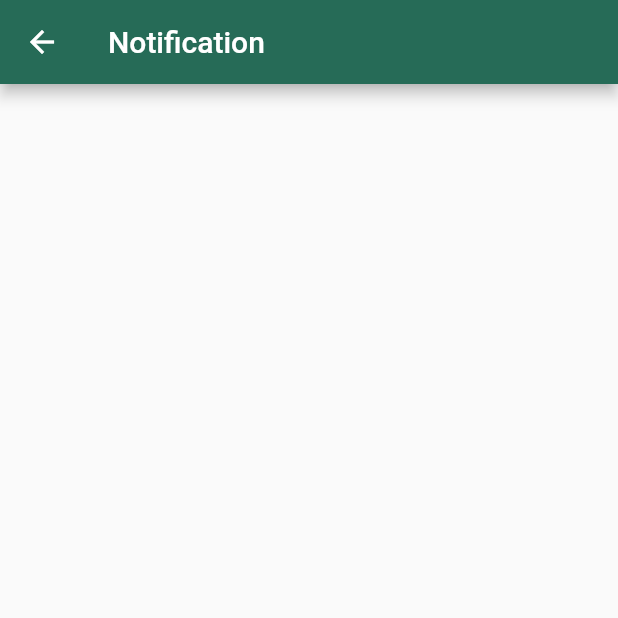
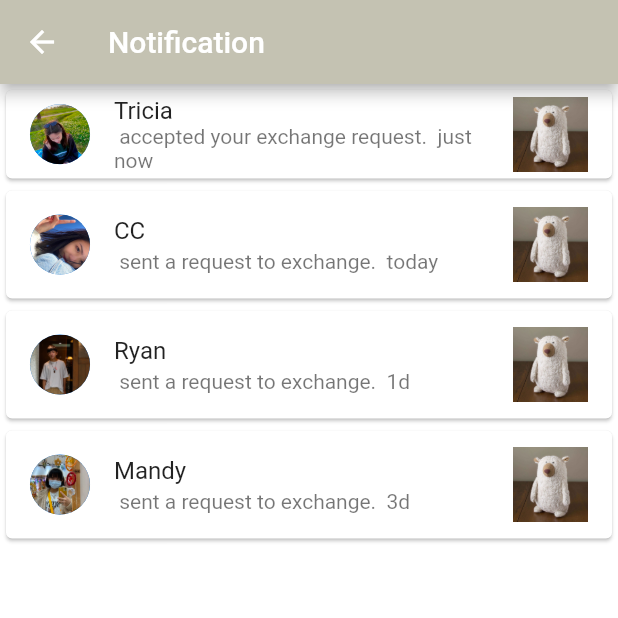
Before and after one commit to ZylDa/Swap, a Flutter app: the ExchangeScreen screen opened directly, after a tap on the "notification add" icon, on a phone screen of 412 x 824 dp, the top half of it. Run offline on Flutter 3.47's test engine with Material 2 defaults, Android fonts, the phone set to English and light mode, and no system bars; our stand-ins replace card_swiper, carousel_slider, image_picker, shared_preferences; missing offline and left inert: mongo_dart; accounts and stored records are empty; key blocks and very long unbroken strings in the code were emptied for the run.

Commit message:
’10/6’

```diff
--- a/lib/exchange_screen.dart
+++ b/lib/exchange_screen.dart
@@ -1,4 +1,5 @@
 import 'package:flutter/material.dart';
+import 'package:swap/notification.dart';
 
 class ExchangeScreen extends StatefulWidget {
   const ExchangeScreen({super.key});
@@ -32,12 +33,7 @@ class _ExchangeScreenState extends State<ExchangeScreen> {
                 context,
                 MaterialPageRoute<void>(
                   builder: (BuildContext context) {
-                    return Scaffold(
-                      appBar: AppBar(
-                        backgroundColor: const Color.fromARGB(255, 38, 107, 87),
-                        title: const Text('Notification'),
-                      ),
-                    );
+                    return NotificationWidget();
                   },
                 ),
               );
--- a/lib/notification.dart
+++ b/lib/notification.dart
@@ -0,0 +1,141 @@
+import 'package:flutter/material.dart';
+
+class Notification {
+  final String userName;
+  final String userAvatar;
+  final String exchangeStatus;
+  final String itemPhoto;
+  final String timeAgo;
+
+  Notification({
+    required this.userName,
+    required this.userAvatar,
+    required this.exchangeStatus,
+    required this.itemPhoto,
+    required this.timeAgo,
+  });
+}
+
+class NotificationWidget extends StatefulWidget {
+  @override
+  _NotificationWidgetState createState() => _NotificationWidgetState();
+}
+
+class _NotificationWidgetState extends State<NotificationWidget> {
+  List<Notification> notifications = [
+    Notification(
+      userName: "Tricia",
+      userAvatar: "assets/images/tricia.png",
+      exchangeStatus: " accepted your exchange request. ",
+      itemPhoto: "assets/images/doll.png",
+      timeAgo: "just now",
+    ),
+    Notification(
+      userName: "CC",
+      userAvatar: "assets/images/athena.png",
+      exchangeStatus: " sent a request to exchange. ",
+      itemPhoto: "assets/images/doll.png",
+      timeAgo: "today",
+    ),
+    Notification(
+      userName: "Ryan",
+      userAvatar: "assets/images/ryan.png",
+      exchangeStatus: " sent a request to exchange. ",
+      itemPhoto: "assets/images/doll.png",
+      timeAgo: "1d",
+    ),
+    Notification(
+      userName: "Mandy",
+      userAvatar: "assets/images/mandy.png",
+      exchangeStatus: " sent a request to exchange. ",
+      itemPhoto: "assets/images/doll.png",
+      timeAgo: "3d",
+    ),
+  ];
+
+  // Method to add new notifications
+  void addNotification(Notification notification) {
+    setState(() {
+      notifications.add(notification);
+    });
+  }
+
+  @override
+  Widget build(BuildContext context) {
+    return Scaffold(
+      backgroundColor: Colors.white,
+      appBar: AppBar(
+        backgroundColor: const Color.fromARGB(255, 196, 194, 178),
+        title: const Text('Notification'),
+      ),
+      body: ListView.builder(
+        itemCount: notifications.length,
+        itemBuilder: (context, index) {
+          return NotificationCard(notification: notifications[index]);
+        },
+      ),
+      //floatingActionButton: FloatingActionButton(
+      //  onPressed: () {
+      // Simulated: Add a new notification when the button is pressed
+      //    addNotification(Notification(message: '同意了你的申請。'));
+      //  },
+      //  child: Icon(Icons.add),
+      //),
+    );
+  }
+
+  // Helper method to create a notification row
+  Widget _buildNotificationRow(String message) {
+    return Container(
+      margin: EdgeInsets.only(top: 20),
+      child: Row(
+        mainAxisAlignment: MainAxisAlignment.spaceBetween,
+        children: [
+          Row(
+            children: [
+              SizedBox(width: 12),
+              Text(
+                message,
+                textAlign: TextAlign.left,
+                style: TextStyle(
+                  //color: undefined,
+                  fontFamily: 'Basic',
+                  fontSize: 14,
+                  letterSpacing: 0,
+                  fontWeight: FontWeight.normal,
+                  height: 1,
+                ),
+              ),
+            ],
+          ),
+        ],
+      ),
+    );
+  }
+}
+
+class NotificationCard extends StatelessWidget {
+  final Notification notification;
+
+  NotificationCard({required this.notification});
+
+  @override
+  Widget build(BuildContext context) {
+    return Card(
+      child: ListTile(
+        leading: CircleAvatar(
+          backgroundImage: AssetImage(notification.userAvatar),
+        ),
+        title: Text(notification.userName),
+        subtitle:
+            Text("${notification.exchangeStatus} ${notification.timeAgo}"),
+        trailing: Image.asset(
+          notification.itemPhoto,
+          width: 50,
+          height: 50,
+          fit: BoxFit.cover,
+        ),
+      ),
+    );
+  }
+}
--- a/pubspec.yaml
+++ b/pubspec.yaml
@@ -81,6 +81,11 @@ flutter:
    - assets/images/nike.jpg
    - assets/images/birkenstock.jpg
    - assets/images/yamaha.jpg
+   - assets/images/tricia.png
+   - assets/images/athena.png
+   - assets/images/ryan.png
+   - assets/images/mandy.png
+   - assets/images/doll.png
 
 
 
```
Also changed, not shown: lib/product_launch.dart (+5 -5 lines).
